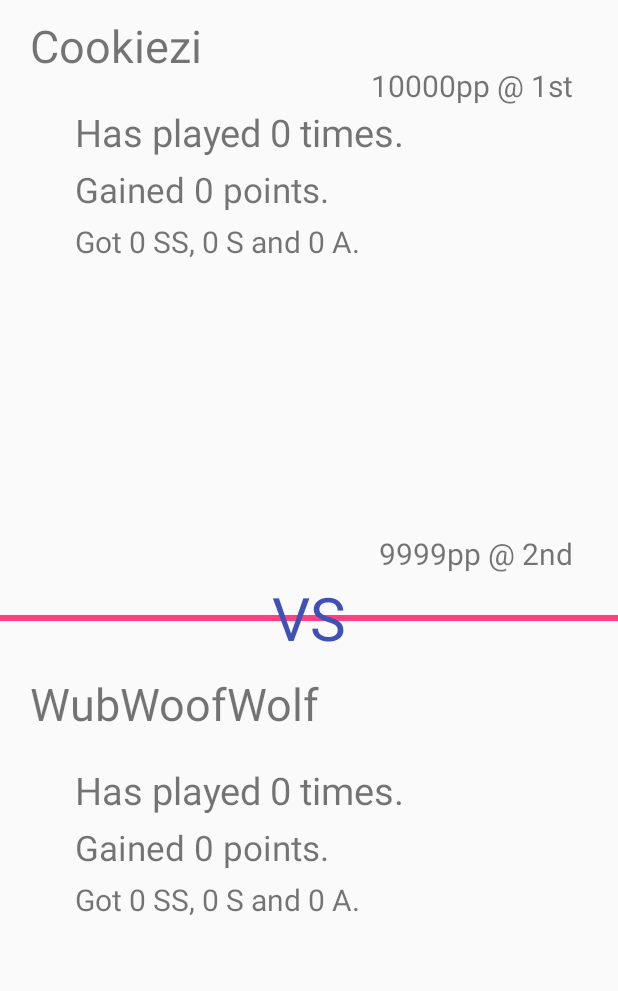
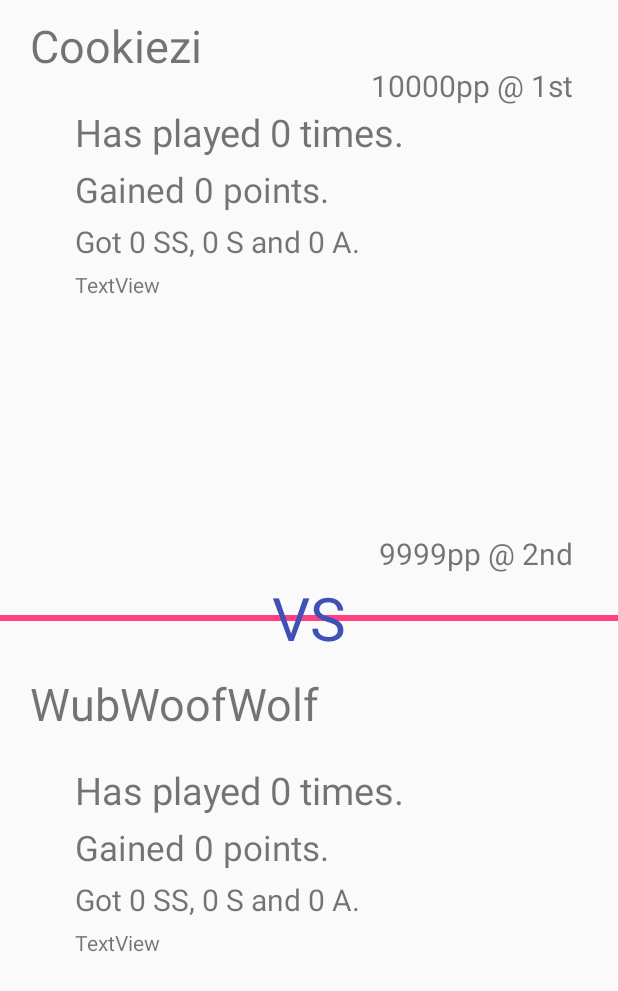
Before and after one commit to Louiswu2011/OsuInfo, an Android app: the layout content_compare.xml on its own in the app's theme, with its tools: preview values and no code run, on a phone screen of 412 x 824 dp. Shown: the top 991 px of the screen. Run offline under Robolectric (Android 15) with nearby library versions, the phone set to English and light mode, and no system bars.

Commit message:
add (not well functioning) comment (compare) function

```diff
--- a/app/src/main/res/layout/content_compare.xml
+++ b/app/src/main/res/layout/content_compare.xml
@@ -56,40 +56,40 @@
         android:layout_height="wrap_content"
         android:layout_alignParentEnd="true"
         android:layout_marginEnd="30dp"
+        android:layout_marginTop="43dp"
         android:text="10000pp @ 1st"
         android:textAlignment="textEnd"
-        android:textSize="20sp"
-        android:layout_marginTop="43dp"/>
+        android:textSize="20sp"/>
 
     <TextView
         android:id="@+id/compare_pp2"
         android:layout_width="wrap_content"
         android:layout_height="wrap_content"
         android:layout_alignEnd="@+id/compare_pp1"
+        android:layout_marginTop="355dp"
         android:text="9999pp @ 2nd"
         android:textAlignment="textEnd"
-        android:textSize="20sp"
-        android:layout_marginTop="355dp"/>
+        android:textSize="20sp"/>
 
     <TextView
         android:id="@+id/compare_playcount1"
         android:layout_width="wrap_content"
         android:layout_height="wrap_content"
+        android:layout_below="@+id/compare_username1"
+        android:layout_marginLeft="50dp"
         android:layout_marginTop="20dp"
         android:text="Has played 0 times."
-        android:textSize="25sp"
-        android:layout_below="@+id/compare_username1"
-        android:layout_marginLeft="50dp"/>
+        android:textSize="25sp"/>
 
     <TextView
         android:id="@+id/compare_playcount2"
         android:layout_width="wrap_content"
         android:layout_height="wrap_content"
         android:layout_below="@+id/compare_username2"
+        android:layout_marginLeft="50dp"
         android:layout_marginTop="20dp"
         android:text="Has played 0 times."
-        android:textSize="25sp"
-        android:layout_marginLeft="50dp"/>
+        android:textSize="25sp"/>
 
     <TextView
         android:id="@+id/compare_totalscore1"
@@ -131,4 +131,22 @@
         android:text="Got 0 SS, 0 S and 0 A."
         android:textSize="20sp" />
 
+    <TextView
+        android:id="@+id/compare_comment1"
+        android:layout_width="wrap_content"
+        android:layout_height="wrap_content"
+        android:layout_alignStart="@+id/compare_sssatime1"
+        android:layout_below="@+id/compare_sssatime1"
+        android:layout_marginTop="5dp"
+        android:text="TextView" />
+
+    <TextView
+        android:id="@+id/compare_comment2"
+        android:layout_width="wrap_content"
+        android:layout_height="wrap_content"
+        android:layout_alignStart="@+id/compare_sssatime2"
+        android:layout_below="@+id/compare_sssatime2"
+        android:layout_marginTop="5dp"
+        android:text="TextView" />
+
 </RelativeLayout>
```
Also changed, not shown: app/src/main/java/com/wu/osuinfo/CompareActivity.java (+108 -8 lines), app/src/main/res/layout/content_main.xml (+13 -4 lines).
